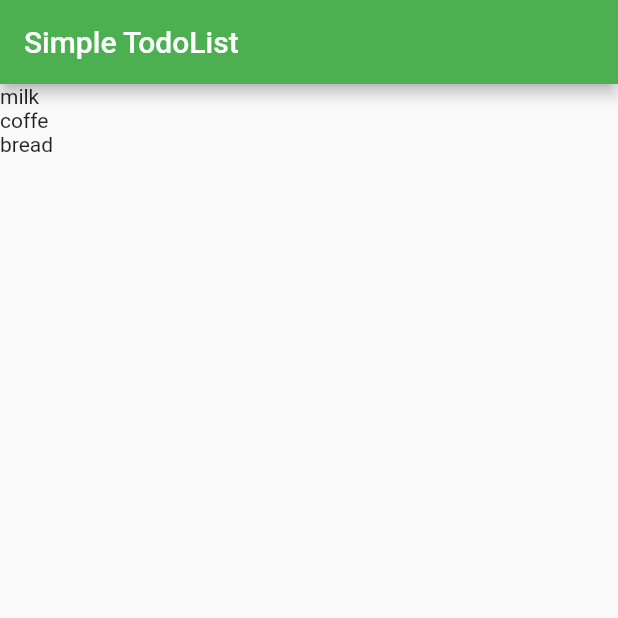
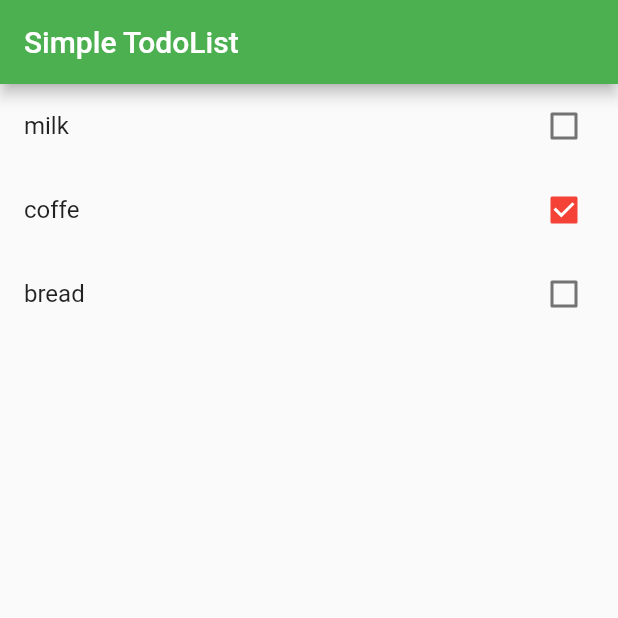
Before and after one commit to wallyngson/todolist-flutter, a Flutter app: the screen it shows after launch, on a phone screen of 412 x 824 dp, the top half of it. Run offline on Flutter 3.47's test engine with Material 2 defaults, Android fonts, the phone set to English and light mode, and no system bars.

```diff
--- a/lib/main.dart
+++ b/lib/main.dart
@@ -48,7 +48,19 @@ class _HomePageState extends State<HomePage> {
       body: ListView.builder(
         itemCount: widget.items.length,
         itemBuilder: (BuildContext ctxtm, int index) {
-          return Text(widget.items[index].title);
+          final item = widget.items[index];
+
+          return CheckboxListTile(
+            title: Text(item.title),
+            key: Key(item.title),
+            value: item.done,
+            onChanged: (value) {
+              setState(() {
+               item.done = value;
+              });
+            },
+          );
+
         },
 
       ),
```
